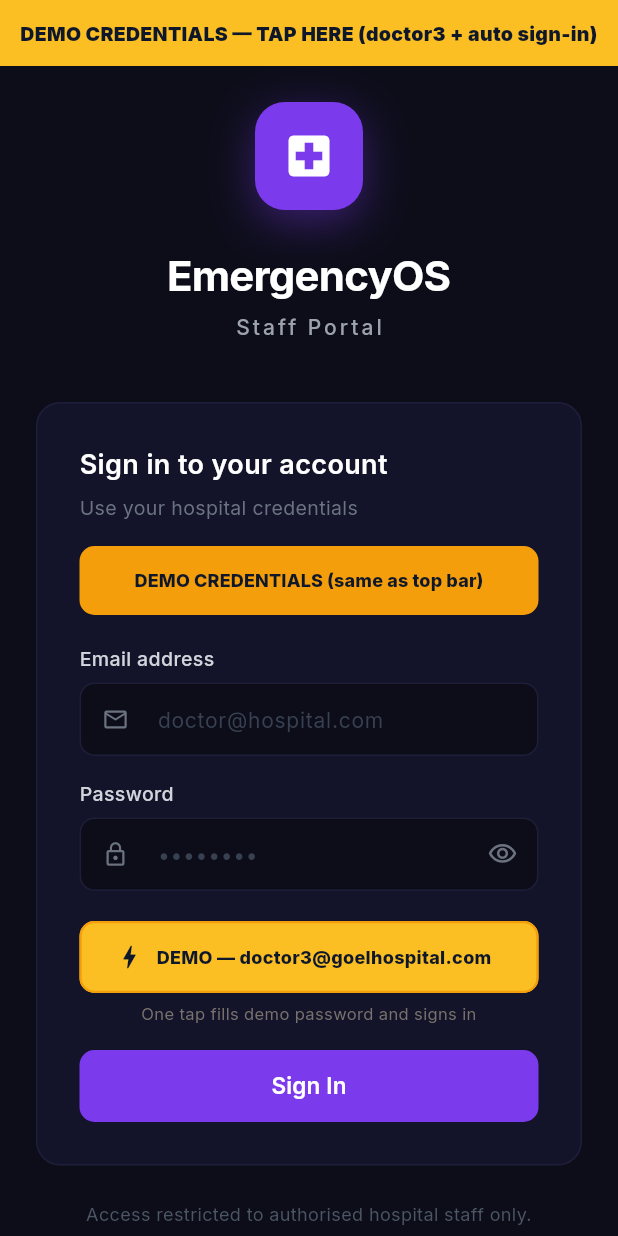
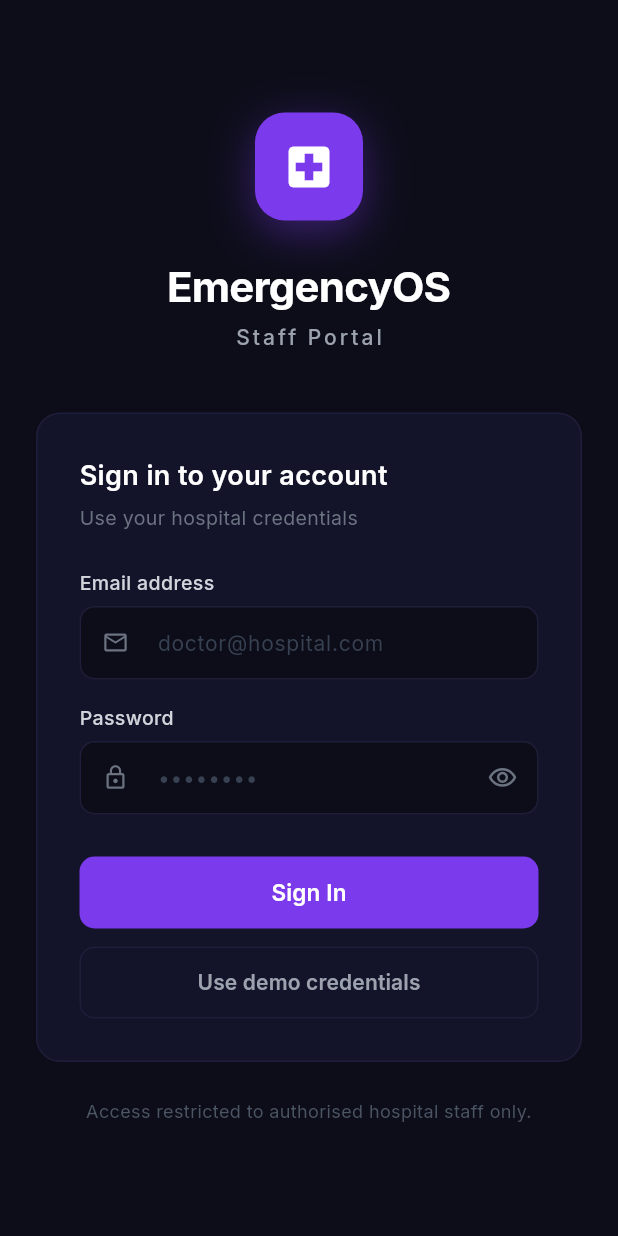
Before and after one commit to shikhar1809/emergencyOS_InnotionX, a Flutter app: the screen it shows after launch, on a phone screen of 412 x 824 dp. Run offline on Flutter 3.47's test engine with Material 3 defaults, Android fonts, the phone set to English and light mode, and no system bars; our stand-ins replace cloud_firestore, firebase_auth, firebase_core, google_fonts, shared_preferences; missing offline and left inert: dart:html; accounts and stored records are empty; statements that could not run were skipped.

Commit message:
FINALLLYY STAFF PORTAL DESIGN AND AUTH FIXED
Made-with: Cursor

```diff
--- a/staff_app/lib/main.dart
+++ b/staff_app/lib/main.dart
@@ -6,6 +6,7 @@ import 'firebase_options.dart';
 import 'screens/login_screen.dart';
 import 'screens/dashboard_screen.dart';
 import 'services/auth_service.dart';
+import 'services/demo_session.dart';
 
 void main() async {
   WidgetsFlutterBinding.ensureInitialized();
@@ -47,6 +48,36 @@ class AuthGate extends StatelessWidget {
   @override
   Widget build(BuildContext context) {
     final authService = AuthService();
+    return FutureBuilder<bool>(
+      future: DemoSession.isEnabled(),
+      builder: (context, demoSnap) {
+        if (demoSnap.connectionState == ConnectionState.waiting) {
+          return const Scaffold(
+            backgroundColor: Color(0xFF0d0d1a),
+            body: Center(
+              child: Column(
+                mainAxisAlignment: MainAxisAlignment.center,
+                children: [
+                  CircularProgressIndicator(color: Color(0xFF7c3aed)),
+                  SizedBox(height: 16),
+                  Text(
+                    'EmergencyOS',
+                    style: TextStyle(
+                      color: Colors.white,
+                      fontSize: 18,
+                      fontWeight: FontWeight.w600,
+                    ),
+                  ),
+                ],
+              ),
+            ),
+          );
+        }
+
+        if (demoSnap.data == true) {
+          return DashboardScreen(doctor: DemoSession.demoDoctor(), isDemo: true);
+        }
+
         return StreamBuilder<User?>(
           stream: authService.authStateChanges,
           builder: (context, snapshot) {
@@ -101,5 +132,7 @@ class AuthGate extends StatelessWidget {
             );
           },
         );
+      },
+    );
   }
 }
--- a/staff_app/lib/screens/login_screen.dart
+++ b/staff_app/lib/screens/login_screen.dart
@@ -2,6 +2,7 @@ import 'package:flutter/material.dart';
 import 'package:firebase_auth/firebase_auth.dart';
 import 'package:google_fonts/google_fonts.dart';
 import '../services/auth_service.dart';
+import '../services/demo_session.dart';
 import 'dashboard_screen.dart';
 
 class LoginScreen extends StatefulWidget {
@@ -12,6 +13,9 @@ class LoginScreen extends StatefulWidget {
 }
 
 class _LoginScreenState extends State<LoginScreen> {
+  static const _cardBorder = Color(0xFF1e1e3a);
+  static const _muted = Color(0xFF6b7280);
+
   final _formKey = GlobalKey<FormState>();
   final _emailCtrl = TextEditingController();
   final _passCtrl = TextEditingController();
@@ -68,45 +72,29 @@ class _LoginScreenState extends State<LoginScreen> {
     }
   }
 
-  Future<void> _useDemoAndSignIn() async {
+  Future<void> _demo() async {
     if (_loading) return;
     setState(() {
       _emailCtrl.text = _demoEmail;
       _passCtrl.text = _demoPassword;
     });
-    await _signIn();
+    await DemoSession.enable();
+    if (!mounted) return;
+    Navigator.of(context).pushReplacement(
+      MaterialPageRoute(
+        builder: (_) => DashboardScreen(
+          doctor: DemoSession.demoDoctor(),
+          isDemo: true,
+        ),
+      ),
+    );
   }
 
   @override
   Widget build(BuildContext context) {
     return Scaffold(
       backgroundColor: const Color(0xFF0d0d1a),
-      body: Column(
-        crossAxisAlignment: CrossAxisAlignment.stretch,
-        children: [
-          // Always visible: users were missing the in-card demo button (scroll / session / cache).
-          Material(
-            color: const Color(0xFFfbbf24),
-            child: InkWell(
-              onTap: _loading ? null : _useDemoAndSignIn,
-              child: Padding(
-                padding: const EdgeInsets.symmetric(vertical: 14, horizontal: 12),
-                child: Text(
-                  'DEMO CREDENTIALS — TAP HERE (doctor3 + auto sign-in)',
-                  textAlign: TextAlign.center,
-                  style: GoogleFonts.inter(
-                    fontWeight: FontWeight.w900,
-                    fontSize: 13,
-                    height: 1.25,
-                    color: const Color(0xFF0f172a),
-                    letterSpacing: 0.2,
-                  ),
-                ),
-              ),
-            ),
-          ),
-          Expanded(
-            child: Center(
+      body: Center(
         child: SingleChildScrollView(
           padding: const EdgeInsets.all(24),
           child: ConstrainedBox(
@@ -158,7 +146,7 @@ class _LoginScreenState extends State<LoginScreen> {
                   decoration: BoxDecoration(
                     color: const Color(0xFF13132a),
                     borderRadius: BorderRadius.circular(16),
-                    border: Border.all(color: const Color(0xFF1e1e3a)),
+                    border: Border.all(color: _cardBorder),
                   ),
                   padding: const EdgeInsets.all(28),
                   child: Form(
@@ -179,34 +167,10 @@ class _LoginScreenState extends State<LoginScreen> {
                           'Use your hospital credentials',
                           style: GoogleFonts.inter(
                             fontSize: 13,
-                            color: const Color(0xFF6b7280),
+                            color: _muted,
                           ),
                         ),
-                        const SizedBox(height: 16),
-
-                        // In-card duplicate (same action as yellow bar)
-                        SizedBox(
-                          height: 46,
-                          child: FilledButton(
-                            onPressed: _loading ? null : _useDemoAndSignIn,
-                            style: FilledButton.styleFrom(
-                              backgroundColor: const Color(0xFFf59e0b),
-                              foregroundColor: const Color(0xFF0f172a),
-                              disabledBackgroundColor: const Color(0xFF713f12),
-                              shape: RoundedRectangleBorder(
-                                borderRadius: BorderRadius.circular(10),
-                              ),
-                            ),
-                            child: Text(
-                              'DEMO CREDENTIALS (same as top bar)',
-                              style: GoogleFonts.inter(
-                                fontWeight: FontWeight.w800,
-                                fontSize: 12,
-                              ),
-                            ),
-                          ),
-                        ),
-                        const SizedBox(height: 20),
+                        const SizedBox(height: 24),
 
                         // Email
                         _label('Email address'),
@@ -248,46 +212,7 @@ class _LoginScreenState extends State<LoginScreen> {
                           },
                           onFieldSubmitted: (_) => _signIn(),
                         ),
-                        const SizedBox(height: 20),
-
-                        // Demo — high contrast so it is visible on dark web (OutlinedButton was too subtle)
-                        SizedBox(
-                          height: 48,
-                          child: FilledButton.icon(
-                            onPressed: _loading ? null : _useDemoAndSignIn,
-                            icon: const Icon(Icons.bolt, size: 20, color: Color(0xFF0f172a)),
-                            label: Text(
-                              'DEMO — doctor3@goelhospital.com',
-                              style: GoogleFonts.inter(
-                                fontWeight: FontWeight.w800,
-                                fontSize: 12,
-                                letterSpacing: 0.2,
-                                color: const Color(0xFF0f172a),
-                              ),
-                            ),
-                            style: FilledButton.styleFrom(
-                              backgroundColor: const Color(0xFFfbbf24),
-                              foregroundColor: const Color(0xFF0f172a),
-                              disabledBackgroundColor: const Color(0xFF713f12),
-                              disabledForegroundColor: const Color(0xFF94a3b8),
-                              shape: RoundedRectangleBorder(
-                                borderRadius: BorderRadius.circular(10),
-                                side: const BorderSide(color: Color(0xFFf59e0b), width: 1.5),
-                              ),
-                              elevation: 0,
-                            ),
-                          ),
-                        ),
-                        const SizedBox(height: 6),
-                        Text(
-                          'One tap fills demo password and signs in',
-                          textAlign: TextAlign.center,
-                          style: GoogleFonts.inter(
-                            fontSize: 11,
-                            color: const Color(0xFF78716c),
-                          ),
-                        ),
-                        const SizedBox(height: 16),
+                        const SizedBox(height: 28),
 
                         // Sign in button
                         SizedBox(
@@ -321,6 +246,26 @@ class _LoginScreenState extends State<LoginScreen> {
                                   ),
                           ),
                         ),
+                        const SizedBox(height: 12),
+
+                        // One demo control only — mirrors Fleet Portal (OutlinedButton)
+                        SizedBox(
+                          height: 48,
+                          child: OutlinedButton(
+                            onPressed: _loading ? null : _demo,
+                            style: OutlinedButton.styleFrom(
+                              foregroundColor: const Color(0xFF9ca3af),
+                              side: const BorderSide(color: _cardBorder),
+                              shape: RoundedRectangleBorder(
+                                borderRadius: BorderRadius.circular(10),
+                              ),
+                            ),
+                            child: Text(
+                              'Use demo credentials',
+                              style: GoogleFonts.inter(fontWeight: FontWeight.w600, fontSize: 14),
+                            ),
+                          ),
+                        ),
                       ],
                     ),
                   ),
@@ -338,9 +283,6 @@ class _LoginScreenState extends State<LoginScreen> {
             ),
           ),
         ),
-            ),
-          ),
-        ],
       ),
     );
   }
--- a/staff_app/pubspec.yaml
+++ b/staff_app/pubspec.yaml
@@ -14,6 +14,7 @@ dependencies:
   cloud_firestore: ^5.4.4
   google_fonts: ^6.2.1
   intl: ^0.19.0
+  shared_preferences: ^2.3.2
 
 dev_dependencies:
   flutter_test:
```
Also changed, not shown: staff_app/lib/screens/dashboard_screen.dart (+29 -6 lines), staff_app/lib/services/demo_session.dart (added, +35 -0 lines), firebase.json, staff_app/pubspec.lock, 2 other files. Lines whose indentation alone changed are shown as unchanged.
